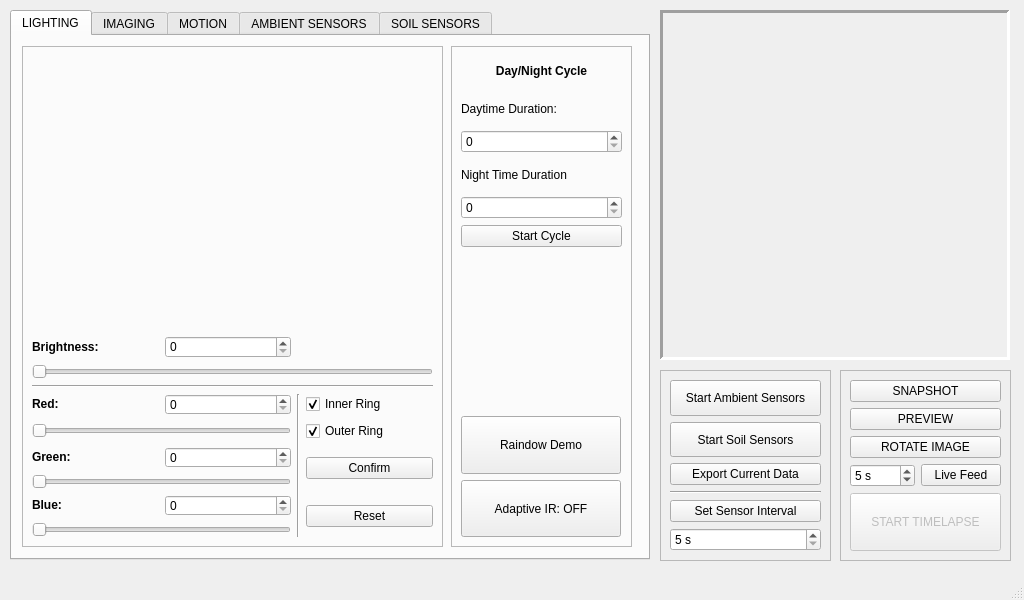
Qt form _ui/FlashLapse_Pro.ui (CoCl-Jerry/Flashlapse_Pro_Dev) before a commit.
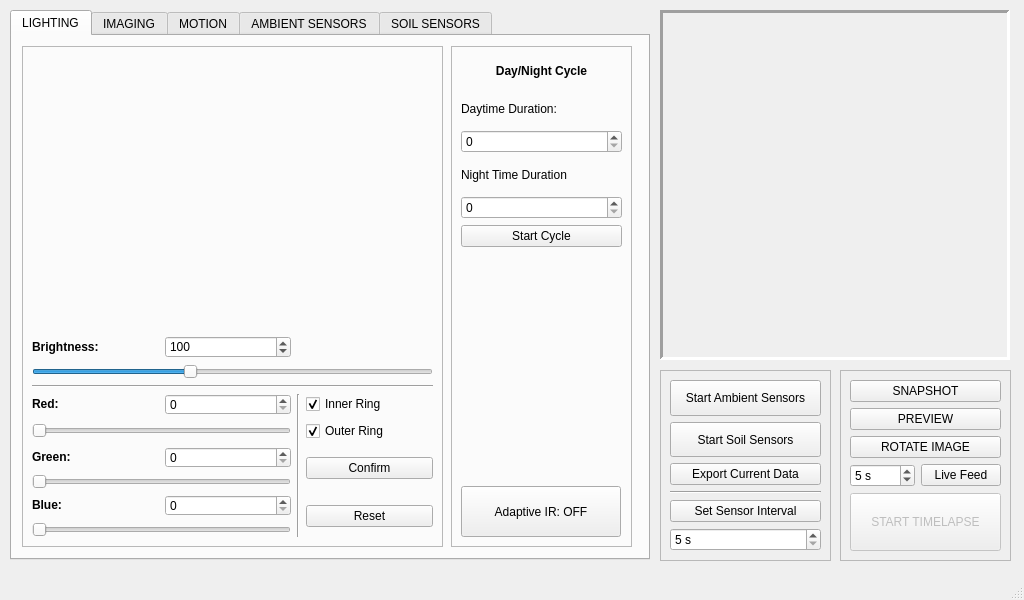
The same form after that commit. Icons and pictures are not drawn. Custom widgets are drawn as their Qt base class.

The edit to the form file:
```diff
--- a/_ui/FlashLapse_Pro.ui
+++ b/_ui/FlashLapse_Pro.ui
@@ -127,6 +127,9 @@
           <property name="maximum">
            <number>255</number>
           </property>
+          <property name="value">
+           <number>100</number>
+          </property>
           <property name="orientation">
            <enum>Qt::Horizontal</enum>
           </property>
@@ -229,6 +232,9 @@
           <property name="maximum">
            <number>255</number>
           </property>
+          <property name="value">
+           <number>100</number>
+          </property>
          </widget>
         </item>
         <item row="7" column="1">
@@ -372,25 +378,12 @@
        <property name="geometry">
         <rect>
          <x>10</x>
-         <y>370</y>
+         <y>440</y>
          <width>160</width>
-         <height>121</height>
+         <height>51</height>
         </rect>
        </property>
        <layout class="QVBoxLayout" name="verticalLayout_4">
-        <item>
-         <widget class="QPushButton" name="lighting_rainbow_demo_pushButton">
-          <property name="sizePolicy">
-           <sizepolicy hsizetype="Minimum" vsizetype="Expanding">
-            <horstretch>0</horstretch>
-            <verstretch>0</verstretch>
-           </sizepolicy>
-          </property>
-          <property name="text">
-           <string>Raindow Demo</string>
-          </property>
-         </widget>
-        </item>
         <item>
          <widget class="QPushButton" name="lighting_adaptive_IR_pushButton">
           <property name="sizePolicy">
```
